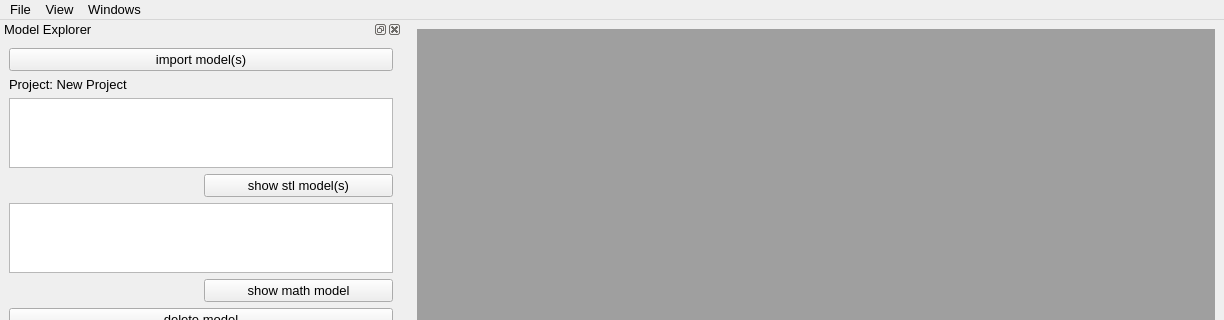
Qt form qtgui/mainwindow.ui (molybd/Model2SAS) before a commit; both pictures show x 0 to 1224 and y 0 to 320 of the 1224 by 914 pixel window.
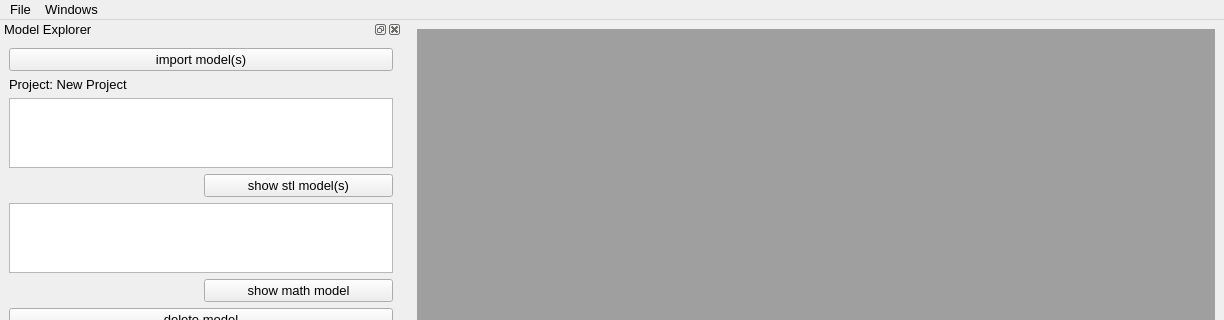
The same form after that commit.

Commit message: add delete all models function

```diff
--- a/qtgui/mainwindow.ui
+++ b/qtgui/mainwindow.ui
@@ -45,11 +45,6 @@
     <addaction name="actionImport_model_s"/>
     <addaction name="actionDelete_all_models"/>
    </widget>
-   <widget class="QMenu" name="menuView">
-    <property name="title">
-     <string>View</string>
-    </property>
-   </widget>
    <widget class="QMenu" name="menuWindows">
     <property name="title">
      <string>Windows</string>
@@ -58,7 +53,6 @@
     <addaction name="actionTile_2"/>
    </widget>
    <addaction name="menuFile"/>
-   <addaction name="menuView"/>
    <addaction name="menuWindows"/>
   </widget>
   <widget class="QStatusBar" name="statusbar"/>
```
The commit also changes 2 other files.
